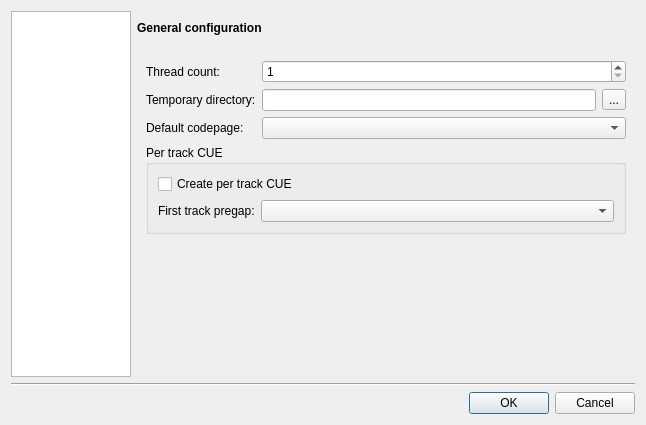
The window that gui/configdialog/configdialog.ui (flacon/flacon) describes before a commit, drawn with Qt 5.
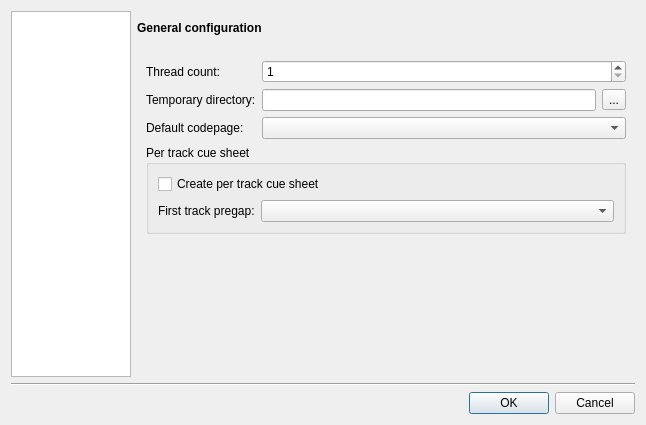
The same window after the commit. Custom widgets are drawn as their Qt base class.

```diff
--- a/gui/configdialog/configdialog.ui
+++ b/gui/configdialog/configdialog.ui
@@ -190,13 +190,13 @@
            <item>
             <widget class="QGroupBox" name="perTrackCueGroup">
              <property name="title">
-              <string>Per track CUE</string>
+              <string>Per track cue sheet</string>
              </property>
              <layout class="QVBoxLayout" name="verticalLayout_3">
               <item>
                <widget class="QCheckBox" name="perTrackCueCheck">
                 <property name="text">
-                 <string>Create per track CUE</string>
+                 <string>Create per track cue sheet</string>
                 </property>
                </widget>
               </item>
```
Left out of the diff: 4 changed lines with no effect on the pictures.
